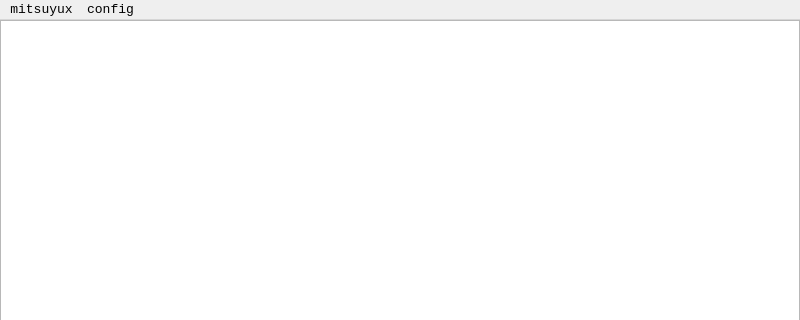
Above: mainwindow.ui from zephyrchien/Mitsuyu-Qt before the change; both pictures show x 0 to 800 and y 0 to 320 of the 800 by 600 pixel window. Below: the same form after it.
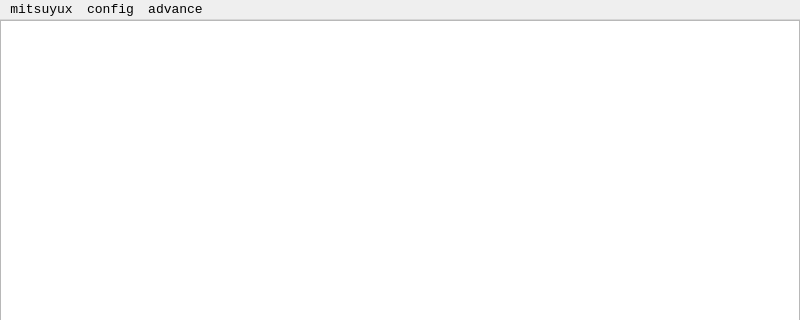
That is the form after the change. Icons and pictures are not drawn.

The edit to the form file:
```diff
--- a/mainwindow.ui
+++ b/mainwindow.ui
@@ -63,8 +63,14 @@
      <string>config</string>
     </property>
    </widget>
+   <widget class="QMenu" name="menu_advance">
+    <property name="title">
+     <string>advance</string>
+    </property>
+   </widget>
    <addaction name="menu_mitsuyux"/>
    <addaction name="menu_config"/>
+   <addaction name="menu_advance"/>
   </widget>
   <widget class="QStatusBar" name="statusbar"/>
  </widget>
```
